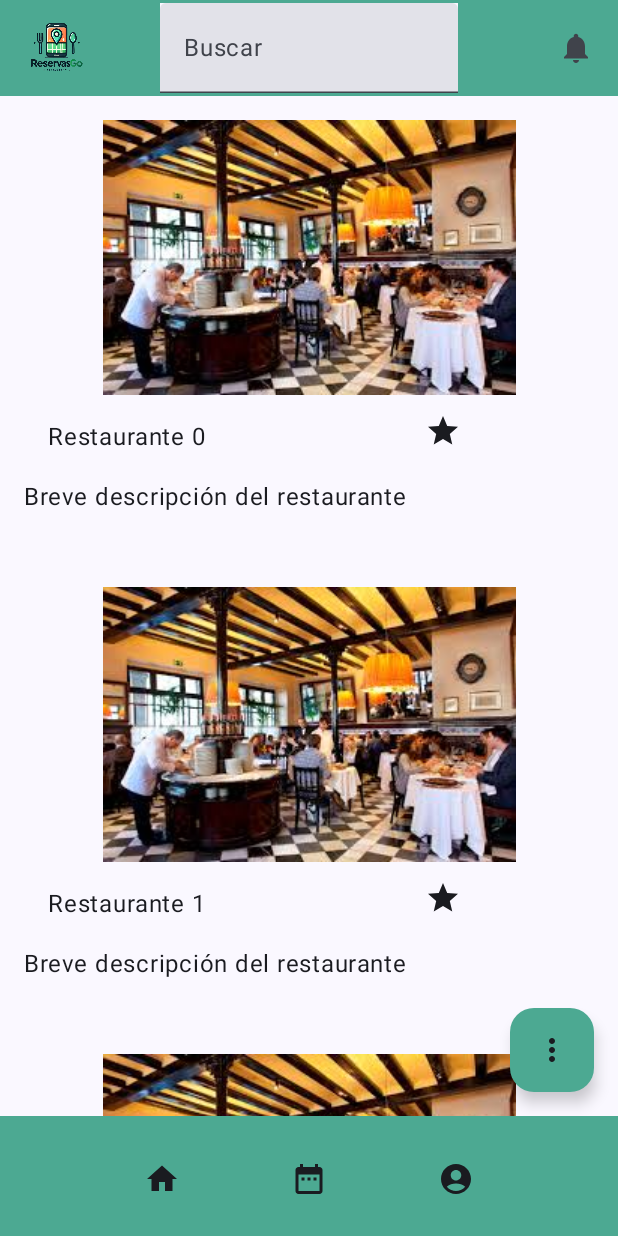
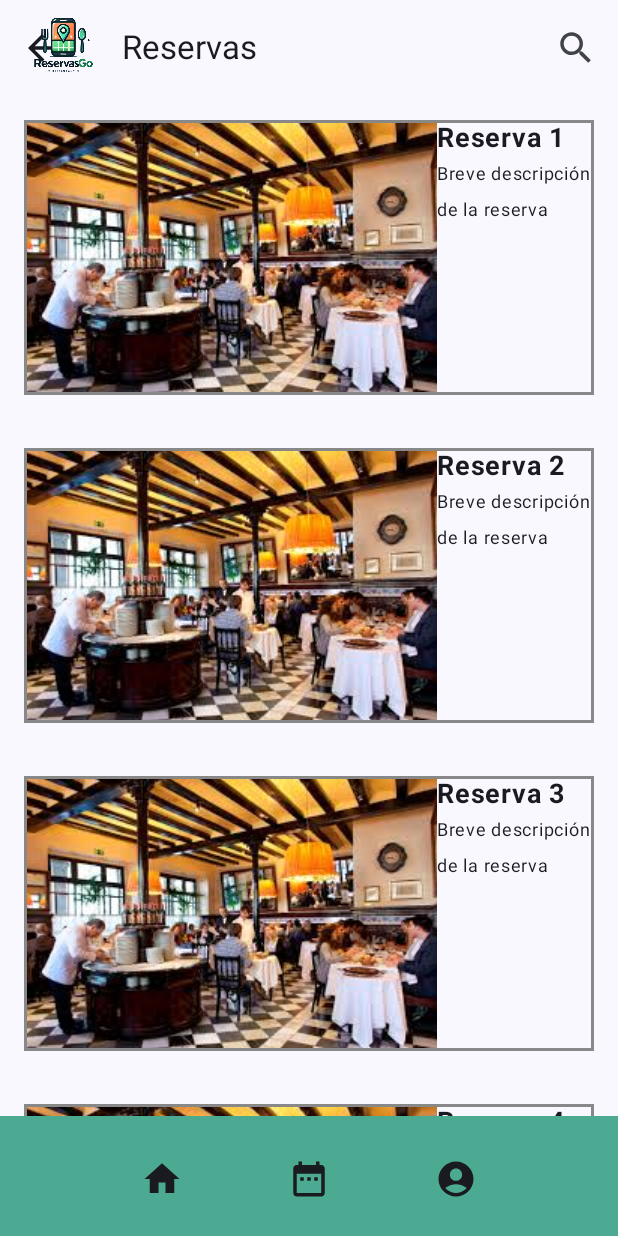
Before and after one commit to alokenveo/Practica2_DADM, an Android app built with Jetpack Compose: the screen it shows after launch (MainActivity), after a tap on "Reservas", on a phone screen of 412 x 824 dp. Run offline under Robolectric (Android 15) with nearby library versions, the phone set to English and light mode, and no system bars.

Commit message:
Compose Navigation e introducción de otras pantallas

```diff
--- a/app/build.gradle.kts
+++ b/app/build.gradle.kts
@@ -60,6 +60,7 @@ dependencies {
     implementation(libs.androidx.ui.tooling.preview)
     implementation(libs.androidx.material3)
     implementation(libs.androidx.lifecycle.viewmodel.compose)
+    implementation(libs.androidx.storage)
     testImplementation(libs.junit)
     androidTestImplementation(libs.androidx.junit)
     androidTestImplementation(libs.androidx.espresso.core)
@@ -67,4 +68,5 @@ dependencies {
     androidTestImplementation(libs.androidx.ui.test.junit4)
     debugImplementation(libs.androidx.ui.tooling)
     debugImplementation(libs.androidx.ui.test.manifest)
+    implementation("androidx.navigation:navigation-compose:2.5.3")
 }
--- a/app/src/main/java/unex/cum/reservasgo_dadm/MainActivity.kt
+++ b/app/src/main/java/unex/cum/reservasgo_dadm/MainActivity.kt
@@ -4,24 +4,14 @@ import android.os.Bundle
 import androidx.activity.ComponentActivity
 import androidx.activity.compose.setContent
 import androidx.activity.enableEdgeToEdge
-import androidx.compose.foundation.layout.Column
-import androidx.compose.foundation.layout.fillMaxSize
-import androidx.compose.foundation.layout.padding
-import androidx.compose.foundation.lazy.LazyColumn
 import androidx.compose.material3.MaterialTheme
-import androidx.compose.material3.Scaffold
 import androidx.compose.material3.Surface
-import androidx.compose.material3.Text
-import androidx.compose.runtime.Composable
-import androidx.compose.runtime.collectAsState
-import androidx.compose.runtime.getValue
-import androidx.compose.ui.Modifier
-import androidx.compose.ui.tooling.preview.Preview
-import androidx.compose.ui.unit.dp
-import androidx.lifecycle.viewmodel.compose.viewModel
+import androidx.navigation.compose.NavHost
+import androidx.navigation.compose.composable
+import androidx.navigation.compose.rememberNavController
 import unex.cum.reservasgo_dadm.ui.theme.ReservasGO_DADMTheme
 import unex.cum.reservasgo_dadm.view.MainScreen
-import unex.cum.reservasgo_dadm.view.RestaurantItem
+import unex.cum.reservasgo_dadm.view.ReservasScreen
 
 class MainActivity : ComponentActivity() {
     override fun onCreate(savedInstanceState: Bundle?) {
@@ -30,9 +20,16 @@ class MainActivity : ComponentActivity() {
         setContent {
             ReservasGO_DADMTheme {
                 Surface(color = MaterialTheme.colorScheme.background) {
-                    MainScreen()
+                    val navController= rememberNavController()
+                    NavHost(navController = navController, startDestination = "mainScreen") {
+                        composable("mainScreen") {
+                            MainScreen(navController)
+                        }
+                        composable("reservasScreen") {
+                            ReservasScreen(navController)
+                        }
                 }
             }
         }
     }
-}
+}}
--- a/app/src/main/java/unex/cum/reservasgo_dadm/view/MainScreen.kt
+++ b/app/src/main/java/unex/cum/reservasgo_dadm/view/MainScreen.kt
@@ -3,12 +3,12 @@ package unex.cum.reservasgo_dadm.view
 import androidx.compose.foundation.Image
 import androidx.compose.foundation.background
 import androidx.compose.foundation.layout.Arrangement
-import androidx.compose.foundation.layout.Column
 import androidx.compose.foundation.layout.Row
 import androidx.compose.foundation.layout.Spacer
 import androidx.compose.foundation.layout.fillMaxWidth
 import androidx.compose.foundation.layout.height
 import androidx.compose.foundation.layout.padding
+import androidx.compose.foundation.layout.size
 import androidx.compose.foundation.layout.width
 import androidx.compose.foundation.lazy.LazyColumn
 import androidx.compose.material.icons.Icons
@@ -17,10 +17,7 @@ import androidx.compose.material.icons.filled.DateRange
 import androidx.compose.material.icons.filled.Home
 import androidx.compose.material.icons.filled.MoreVert
 import androidx.compose.material.icons.filled.Notifications
-import androidx.compose.material.icons.filled.Star
-import androidx.compose.material.icons.outlined.Star
 import androidx.compose.material3.BottomAppBar
-import androidx.compose.material3.BottomAppBarDefaults
 import androidx.compose.material3.CenterAlignedTopAppBar
 import androidx.compose.material3.ExperimentalMaterial3Api
 import androidx.compose.material3.FloatingActionButton
@@ -33,7 +30,6 @@ import androidx.compose.material3.TextField
 import androidx.compose.material3.TopAppBarDefaults
 import androidx.compose.runtime.Composable
 import androidx.compose.runtime.getValue
-import androidx.compose.runtime.mutableIntStateOf
 import androidx.compose.runtime.mutableStateOf
 import androidx.compose.runtime.remember
 import androidx.compose.runtime.setValue
@@ -41,12 +37,14 @@ import androidx.compose.ui.Alignment
 import androidx.compose.ui.Modifier
 import androidx.compose.ui.res.painterResource
 import androidx.compose.ui.unit.dp
+import androidx.navigation.NavHostController
 import unex.cum.reservasgo_dadm.R
 import unex.cum.reservasgo_dadm.ui.theme.colorApp
+import unex.cum.reservasgo_dadm.view.cards.RestauranteCard
 
 @OptIn(ExperimentalMaterial3Api::class)
 @Composable
-fun MainScreen() {
+fun MainScreen(navController: NavHostController) {
 
     Scaffold(topBar = {
         CenterAlignedTopAppBar(
@@ -55,7 +53,7 @@ fun MainScreen() {
                 Image(
                     painter = painterResource(id = R.drawable.ic_logo),
                     contentDescription = "Logo de la app",
-                    modifier = Modifier.height((40.dp))
+                    modifier = Modifier.height((45.dp))
                 )
             },
             title = {
@@ -92,17 +90,29 @@ fun MainScreen() {
                 verticalAlignment = Alignment.CenterVertically
             ) {
                 IconButton(onClick = {}) {
-                    Icon(Icons.Default.Home, contentDescription = "Inicio")
+                    Icon(
+                        Icons.Default.Home,
+                        contentDescription = "Inicio",
+                        modifier = Modifier.size(28.dp)
+                    )
                 }
                 Spacer(modifier = Modifier.width(50.dp))
                 //TODO añadir iconos
-                IconButton(onClick = {}) {
-                    Icon(Icons.Filled.DateRange, contentDescription = "Reservas")
+                IconButton(onClick = {
+                    navController.navigate("reservasScreen")
+                }) {
+                    Icon(
+                        Icons.Filled.DateRange,
+                        contentDescription = "Reservas",
+                        modifier = Modifier.size(28.dp)
+                    )
                 }
                 Spacer(modifier = Modifier.width(50.dp))
                 IconButton(onClick = {}) {
                     Icon(
-                        Icons.Filled.AccountCircle, contentDescription = "Perfil de Usuario"
+                        Icons.Filled.AccountCircle,
+                        contentDescription = "Perfil de Usuario",
+                        modifier = Modifier.size(28.dp)
                     )
                 }
             }
@@ -120,38 +130,11 @@ fun MainScreen() {
             modifier = Modifier
                 .padding(innerPadding)
                 .fillMaxWidth(),
-            verticalArrangement = Arrangement.spacedBy(16.dp)
+            verticalArrangement = Arrangement.spacedBy(8.dp)
         ) {
             items(20) { index ->
-                RestaurantItem(index)
+                RestauranteCard(index)
             }
         }
     }
 }
-
-@Composable
-fun RestaurantItem(index: Int) {
-    Column(
-        modifier = Modifier
-            .fillMaxWidth()
-            .padding(16.dp)
-    ) {
-        Image(
-            painter = painterResource(id = R.drawable.ic_restaurante),
-            contentDescription = "Imagen del restaurante",
-            modifier = Modifier.fillMaxWidth()
-        )
-        Row {
-            Column() {
-                Text(
-                    modifier = Modifier.padding(16.dp),
-                    text = "Restaurante $index"
-                )
-                Text("Breve descripción del restaurante")
-            }
-            IconButton(onClick = {}) {
-                Icon(Icons.Outlined.Star, contentDescription = "Favoritos")
-            }
-        }
-    }
-}
--- a/app/src/main/java/unex/cum/reservasgo_dadm/view/ReservasScreen.kt
+++ b/app/src/main/java/unex/cum/reservasgo_dadm/view/ReservasScreen.kt
@@ -1,6 +1,120 @@
 package unex.cum.reservasgo_dadm.view
 
+import androidx.compose.foundation.Image
+import androidx.compose.foundation.layout.Arrangement
+import androidx.compose.foundation.layout.Row
+import androidx.compose.foundation.layout.Spacer
+import androidx.compose.foundation.layout.fillMaxWidth
+import androidx.compose.foundation.layout.height
+import androidx.compose.foundation.layout.padding
+import androidx.compose.foundation.layout.size
+import androidx.compose.foundation.layout.width
+import androidx.compose.foundation.lazy.LazyColumn
+import androidx.compose.material.icons.Icons
+import androidx.compose.material.icons.filled.AccountCircle
+import androidx.compose.material.icons.filled.ArrowBack
+import androidx.compose.material.icons.filled.DateRange
+import androidx.compose.material.icons.filled.Home
+import androidx.compose.material.icons.filled.Search
+import androidx.compose.material3.BottomAppBar
+import androidx.compose.material3.ExperimentalMaterial3Api
+import androidx.compose.material3.Icon
+import androidx.compose.material3.IconButton
+import androidx.compose.material3.Scaffold
+import androidx.compose.material3.Text
+import androidx.compose.material3.TopAppBar
 import androidx.compose.runtime.Composable
+import androidx.compose.ui.Alignment
+import androidx.compose.ui.Modifier
+import androidx.compose.ui.res.painterResource
+import androidx.compose.ui.unit.dp
+import androidx.navigation.NavHostController
+import unex.cum.reservasgo_dadm.R
+import unex.cum.reservasgo_dadm.ui.theme.colorApp
+import unex.cum.reservasgo_dadm.view.cards.ReservaCard
 
+@OptIn(ExperimentalMaterial3Api::class)
 @Composable
-fun ReservasScreen(){}
+fun ReservasScreen(navController: NavHostController) {
+    Scaffold(
+        topBar = {
+            TopAppBar(
+                title = {
+                    Text("Reservas")
+                },
+                navigationIcon = {
+                    IconButton(onClick = {
+                        navController.popBackStack()
+                    }) {
+                        Icon(
+                            Icons.Default.ArrowBack,
+                            contentDescription = "Atrás",
+                            modifier = Modifier.size(28.dp)
+                        )
+                    }
+                    Image(
+                        painter = painterResource(id = R.drawable.ic_logo),
+                        contentDescription = "Logo de la app",
+                        modifier = Modifier.height((45.dp))
+                    )
+                },
+                actions = {
+                    IconButton(onClick = {}) {
+                        Icon(
+                            Icons.Default.Search,
+                            contentDescription = "Buscar",
+                            modifier = Modifier.size(28.dp)
+                        )
+                    }
+                },
+            )
+        },
+        bottomBar = {
+            BottomAppBar(
+                containerColor = colorApp
+            ) {
+                Row(
+                    modifier = Modifier.fillMaxWidth(),
+                    horizontalArrangement = Arrangement.Center,
+                    verticalAlignment = Alignment.CenterVertically
+                ) {
+                    IconButton(onClick = {}) {
+                        Icon(
+                            Icons.Default.Home,
+                            contentDescription = "Inicio",
+                            modifier = Modifier.size(28.dp)
+                        )
+                    }
+                    Spacer(modifier = Modifier.width(50.dp))
+                    //TODO añadir iconos
+                    IconButton(onClick = {}) {
+                        Icon(
+                            Icons.Filled.DateRange,
+                            contentDescription = "Reservas",
+                            modifier = Modifier.size(28.dp)
+                        )
+                    }
+                    Spacer(modifier = Modifier.width(50.dp))
+                    IconButton(onClick = {}) {
+                        Icon(
+                            Icons.Filled.AccountCircle,
+                            contentDescription = "Perfil de Usuario",
+                            modifier = Modifier.size(28.dp)
+                        )
+                    }
+                }
+            }
+        }
+    ) { innerPadding ->
+        LazyColumn(
+            modifier = Modifier
+                .padding(innerPadding)
+                .fillMaxWidth(),
+            verticalArrangement = Arrangement.spacedBy(3.dp)
+        ) {
+            items(20) { index ->
+                ReservaCard(index)
+            }
+        }
+    }
+}
--- /dev/null
+++ b/app/src/main/java/unex/cum/reservasgo_dadm/view/cards/ReservaCard.kt
@@ -0,0 +1,51 @@
+package unex.cum.reservasgo_dadm.view.cards
+
+import androidx.compose.foundation.BorderStroke
+import androidx.compose.foundation.Image
+import androidx.compose.foundation.border
+import androidx.compose.foundation.clickable
+import androidx.compose.foundation.layout.Column
+import androidx.compose.foundation.layout.Row
+import androidx.compose.foundation.layout.fillMaxHeight
+import androidx.compose.foundation.layout.fillMaxWidth
+import androidx.compose.foundation.layout.padding
+import androidx.compose.material3.Text
+import androidx.compose.runtime.Composable
+import androidx.compose.ui.Modifier
+import androidx.compose.ui.graphics.Color
+import androidx.compose.ui.layout.ContentScale
+import androidx.compose.ui.res.painterResource
+import androidx.compose.ui.text.font.FontWeight
+import androidx.compose.ui.unit.dp
+import androidx.compose.ui.unit.sp
+import unex.cum.reservasgo_dadm.R
+
+@Composable
+fun ReservaCard(index: Int) {
+    Row(
+        modifier = Modifier
+            .fillMaxWidth()
+            .padding(16.dp)
+            .border(BorderStroke(2.dp, Color.Gray))
+            .clickable(onClick = {})
+    ) {
+        //TODO añadir contenido
+        Image(
+            painter = painterResource(id = R.drawable.ic_restaurante),
+            contentDescription = "Logo de la app",
+            modifier = Modifier.fillMaxHeight(),
+            contentScale = ContentScale.Crop
+        )
+        Column() {
+            Text(
+                text = "Reserva ${index + 1}",
+                fontSize=18.sp,
+                fontWeight = FontWeight.Bold
+            )
+            Text(
+                text="Breve descripción de la reserva",
+                fontSize = 12.sp
+            )
+        }
+    }
+}
--- /dev/null
+++ b/app/src/main/java/unex/cum/reservasgo_dadm/view/cards/RestauranteCard.kt
@@ -0,0 +1,70 @@
+package unex.cum.reservasgo_dadm.view.cards
+
+import androidx.compose.foundation.BorderStroke
+import androidx.compose.foundation.Image
+import androidx.compose.foundation.border
+import androidx.compose.foundation.clickable
+import androidx.compose.foundation.layout.Arrangement
+import androidx.compose.foundation.layout.Column
+import androidx.compose.foundation.layout.Row
+import androidx.compose.foundation.layout.Spacer
+import androidx.compose.foundation.layout.fillMaxWidth
+import androidx.compose.foundation.layout.height
+import androidx.compose.foundation.layout.padding
+import androidx.compose.material.icons.Icons
+import androidx.compose.material.icons.outlined.Star
+import androidx.compose.material3.Icon
+import androidx.compose.material3.IconButton
+import androidx.compose.material3.Text
+import androidx.compose.runtime.Composable
+import androidx.compose.ui.Alignment
+import androidx.compose.ui.Modifier
+import androidx.compose.ui.graphics.Color
+import androidx.compose.ui.layout.ContentScale
+import androidx.compose.ui.res.painterResource
+import androidx.compose.ui.text.font.FontWeight
+import androidx.compose.ui.unit.dp
+import androidx.compose.ui.unit.sp
+import unex.cum.reservasgo_dadm.R
+
+
+@Composable
+fun RestauranteCard(index: Int) {
+    Column(
+        modifier = Modifier
+            .fillMaxWidth()
+            .padding(16.dp)
+            .border(BorderStroke(2.dp, Color.Gray))
+            .clickable(onClick = {})
+            .padding(8.dp)
+    ) {
+        Image(
+            painter = painterResource(id = R.drawable.ic_restaurante),
+            contentDescription = "Imagen del restaurante",
+            modifier = Modifier
+                .fillMaxWidth(),
+            contentScale = ContentScale.Crop
+        )
+        Row(
+            modifier= Modifier
+                .fillMaxWidth(),
+            horizontalArrangement = Arrangement.SpaceBetween,
+            verticalAlignment = Alignment.CenterVertically
+        ) {
+            Column() {
+                Text(
+                    text = "Restaurante ${index + 1}",
+                    fontSize=18.sp,
+                    fontWeight = FontWeight.Bold
+                )
+                Text(
+                    text="Breve descripción del restaurante",
+                    fontSize = 12.sp
+                )
+            }
+            IconButton(onClick = {}) {
+                Icon(Icons.Outlined.Star, contentDescription = "Favoritos")
+            }
+        }
+    }
+}
--- /dev/null
+++ b/app/src/main/java/unex/cum/reservasgo_dadm/viewmodel/MainViewModel.kt
@@ -0,0 +1,4 @@
+package unex.cum.reservasgo_dadm.viewmodel
+
+class MainViewModel {
+}
--- a/gradle/libs.versions.toml
+++ b/gradle/libs.versions.toml
@@ -9,6 +9,7 @@ lifecycleRuntimeKtx = "2.8.6"
 activityCompose = "1.9.3"
 compose = "1.5.1"
 composeBom = "2024.04.01"
+storage = "1.5.0"
 
 [libraries]
 androidx-core-ktx = { group = "androidx.core", name = "core-ktx", version.ref = "coreKtx" }
@@ -26,6 +27,7 @@ androidx-ui-test-manifest = { group = "androidx.compose.ui", name = "ui-test-man
 androidx-ui-test-junit4 = { group = "androidx.compose.ui", name = "ui-test-junit4" }
 androidx-material3 = { group = "androidx.compose.material3", name = "material3" }
 androidx-lifecycle-viewmodel-compose = { group = "androidx.lifecycle", name = "lifecycle-viewmodel-compose", version.ref = "lifecycleRuntimeKtx" }
+androidx-storage = { group = "androidx.test.services", name = "storage", version.ref = "storage" }
 
 
 
```
